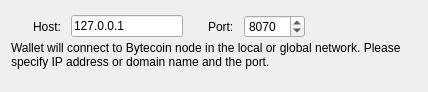
First picture: the form in src/connectionoptionsframe.ui, repository bcndev/bytecoin-gui, before the edit.
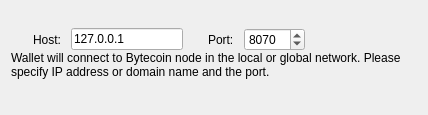
Second picture: the form after the edit.

Diff of the .ui file:
```diff
--- a/src/connectionoptionsframe.ui
+++ b/src/connectionoptionsframe.ui
@@ -7,7 +7,7 @@
     <x>0</x>
     <y>0</y>
     <width>424</width>
-    <height>88</height>
+    <height>115</height>
    </rect>
   </property>
   <property name="windowTitle">
@@ -37,45 +37,6 @@
     </spacer>
    </item>
    <item>
-    <widget class="QWidget" name="widget_4" native="true">
-     <property name="sizePolicy">
-      <sizepolicy hsizetype="Preferred" vsizetype="Fixed">
-       <horstretch>0</horstretch>
-       <verstretch>0</verstretch>
-      </sizepolicy>
-     </property>
-     <property name="minimumSize">
-      <size>
-       <width>0</width>
-       <height>70</height>
-      </size>
-     </property>
-     <property name="maximumSize">
-      <size>
-       <width>16777215</width>
-       <height>70</height>
-      </size>
-     </property>
-     <layout class="QVBoxLayout" name="verticalLayout_4" stretch="0,1">
-      <property name="spacing">
-       <number>3</number>
-      </property>
-      <property name="sizeConstraint">
-       <enum>QLayout::SetMinimumSize</enum>
-      </property>
-      <property name="leftMargin">
-       <number>0</number>
-      </property>
-      <property name="topMargin">
-       <number>0</number>
-      </property>
-      <property name="rightMargin">
-       <number>0</number>
-      </property>
-      <property name="bottomMargin">
-       <number>0</number>
-      </property>
-      <item>
        <layout class="QHBoxLayout" name="horizontalLayout_2">
         <property name="spacing">
          <number>10</number>
@@ -167,10 +128,10 @@
         </item>
        </layout>
       </item>
-      <item alignment="Qt::AlignTop">
+   <item>
        <widget class="QLabel" name="m_remoteHelperLabel">
         <property name="sizePolicy">
-         <sizepolicy hsizetype="Preferred" vsizetype="Preferred">
+      <sizepolicy hsizetype="Preferred" vsizetype="Expanding">
           <horstretch>0</horstretch>
           <verstretch>0</verstretch>
          </sizepolicy>
@@ -193,9 +154,6 @@
         <property name="indent">
          <number>0</number>
         </property>
-       </widget>
-      </item>
-     </layout>
     </widget>
    </item>
    <item>
```
Lines whose indentation alone changed are shown as unchanged.
